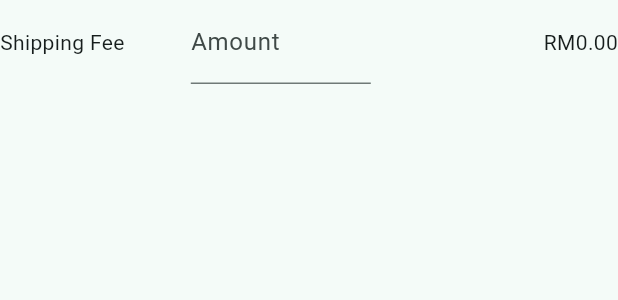
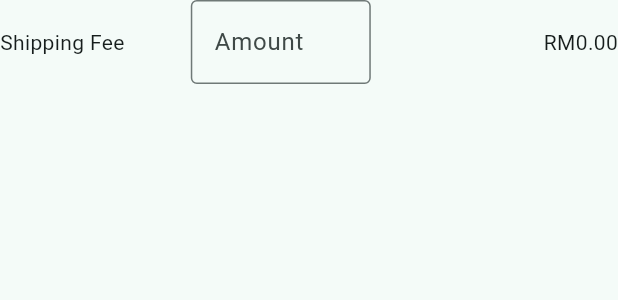
Before and after one commit to azmilazizi/kokonuts_bookkeeping, a Flutter app: the _ShippingRow widget shown alone on an empty page, opened directly with empty values, on a phone screen of 412 x 824 dp. Shown: the top 300 px of the screen. Run offline on Flutter 3.47's test engine with Material 3 defaults, Android fonts, the phone set to English and light mode, and no system bars; our stand-ins replace shared_preferences; missing offline and left inert: dart:html, syncfusion_flutter_pdfviewer; accounts and stored records are empty; network calls fail.

Commit message:
Update purchase order summary inputs

```diff
--- a/lib/widgets/add_purchase_order_dialog.dart
+++ b/lib/widgets/add_purchase_order_dialog.dart
@@ -1260,7 +1260,10 @@ class _DiscountRow extends StatelessWidget {
           width: 120,
           child: TextField(
             controller: controller,
-            decoration: const InputDecoration(labelText: 'Amount'),
+            decoration: const InputDecoration(
+              labelText: 'Amount',
+              border: OutlineInputBorder(),
+            ),
             keyboardType: const TextInputType.numberWithOptions(
               decimal: true,
               signed: false,
@@ -1268,6 +1271,7 @@ class _DiscountRow extends StatelessWidget {
             inputFormatters: [
               FilteringTextInputFormatter.allow(RegExp(r'[0-9.,]')),
             ],
+            textAlign: TextAlign.right,
           ),
         ),
         const SizedBox(width: 12),
@@ -1319,7 +1323,10 @@ class _ShippingRow extends StatelessWidget {
           width: 120,
           child: TextField(
             controller: controller,
-            decoration: const InputDecoration(labelText: 'Amount'),
+            decoration: const InputDecoration(
+              labelText: 'Amount',
+              border: OutlineInputBorder(),
+            ),
             keyboardType: const TextInputType.numberWithOptions(
               decimal: true,
               signed: false,
@@ -1327,6 +1334,7 @@ class _ShippingRow extends StatelessWidget {
             inputFormatters: [
               FilteringTextInputFormatter.allow(RegExp(r'[0-9.,]')),
             ],
+            textAlign: TextAlign.right,
           ),
         ),
         const Spacer(),
```
